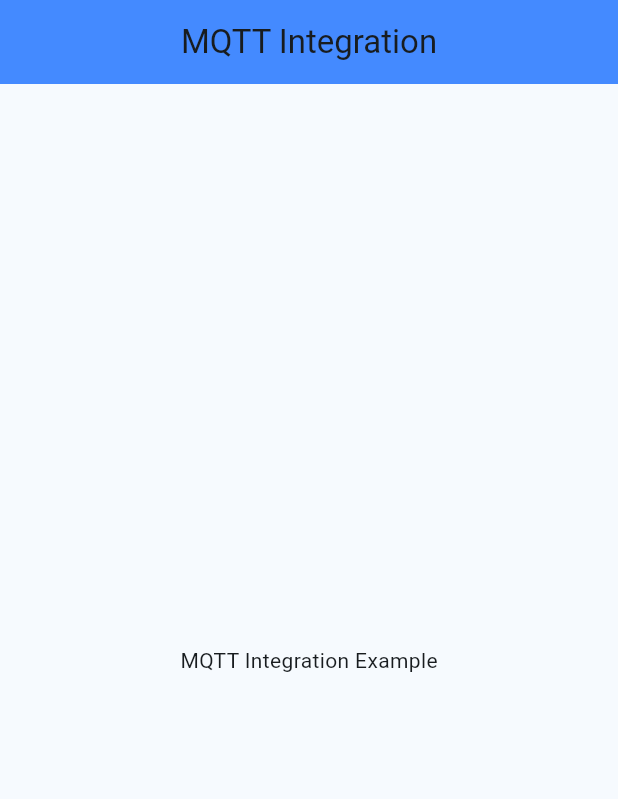
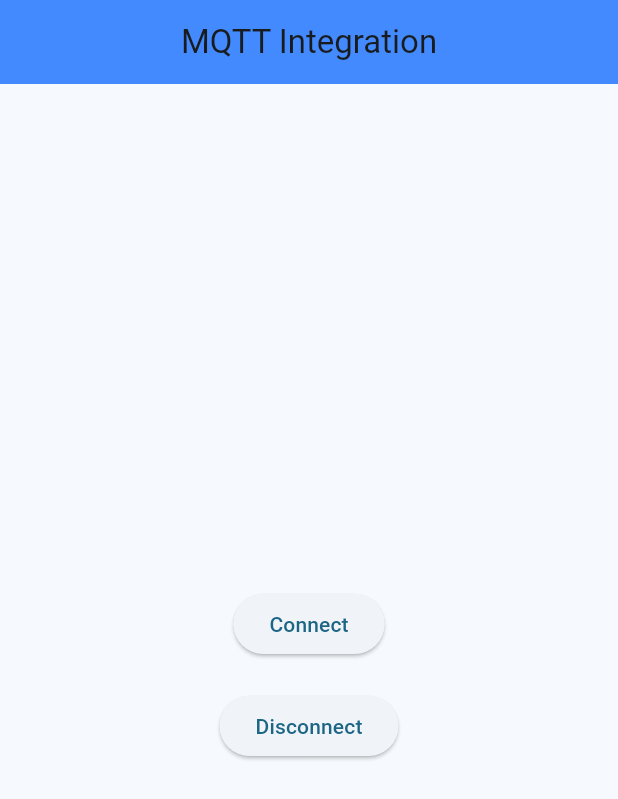
Before and after one commit to veloraine/mqtt-experiment, a Flutter app: the screen it shows after launch, on a phone screen of 412 x 824 dp. Shown: the top 799 px of the screen. Run offline on Flutter 3.47's test engine with Material 2 defaults, Android fonts, the phone set to English and light mode, and no system bars; our stand-ins replace logger; missing offline and left inert: mqtt_client.

Commit message:
refactor: added button for connect and disconnect

```diff
--- a/lib/features/mqtt/home.dart
+++ b/lib/features/mqtt/home.dart
@@ -16,7 +16,13 @@ class _HomePageState extends State<HomePage> {
   @override
   void initState() {
     super.initState();
-    _connect();
+
+  }
+
+  @override
+  void dispose() {
+    client!.disconnect();
+    super.dispose();
   }
 
   void _connect() async {
@@ -47,8 +53,12 @@ class _HomePageState extends State<HomePage> {
       final MqttPublishMessage message = c![0].payload as MqttPublishMessage;
       final String payload =
           MqttPublishPayload.bytesToStringAsString(message.payload.message);
-      Logger().w('Received message:$payload from topic: ${c[0].topic}>');
+      Logger().i('Received message:$payload from topic: ${c[0].topic}>');
     });
+  }
+
+  void _disconnect() {
+    client!.disconnect();
   }
 
   void _onConnected() {
@@ -77,8 +87,26 @@ class _HomePageState extends State<HomePage> {
         centerTitle: true,
         backgroundColor: Colors.blueAccent,
       ),
-      body: const Center(
-        child: Text('MQTT Integration Example'),
+      body: Center(
+        child: Column(
+          mainAxisAlignment: MainAxisAlignment.center,
+          children: [
+            const SizedBox(height: 20),
+            ElevatedButton(
+              onPressed: () {
+                _connect();
+              },
+              child: const Text('Connect'),
+            ),
+            const SizedBox(height: 20),
+            ElevatedButton(
+              onPressed: () {
+                _disconnect();
+              },
+              child: const Text('Disconnect'),
+            ),
+          ],
+        ),
       ),
     );
   }
```
